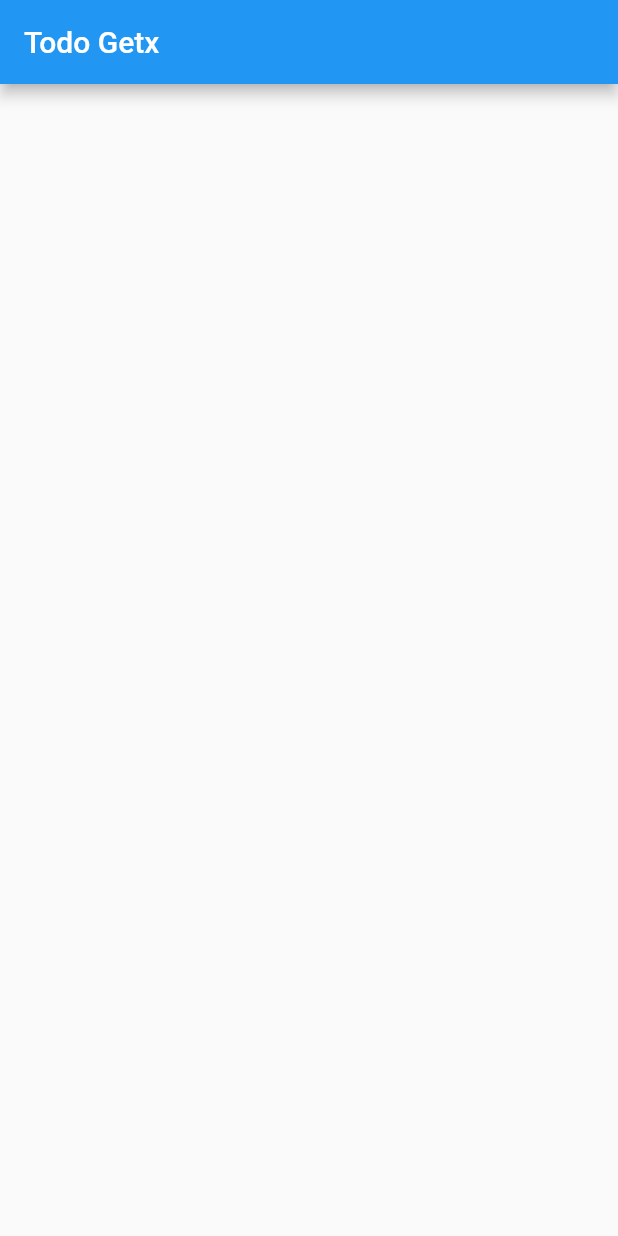
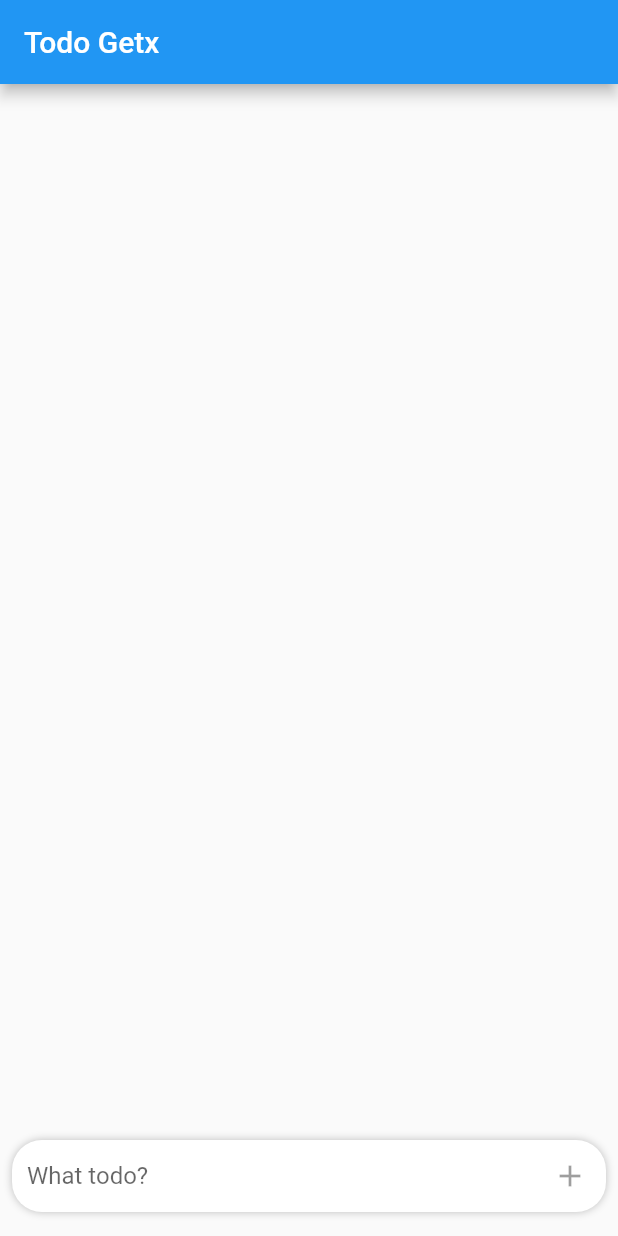
Before and after one commit to AliMaddahi99/todo_getx, a Flutter app: the screen it shows after launch, on a phone screen of 412 x 824 dp. Run offline on Flutter 3.47's test engine with Material 2 defaults, Android fonts, the phone set to English and light mode, and no system bars; our stand-ins replace get.

Commit message:
make AddTodoTextField without functionality of add button

```diff
--- a/lib/widgets/add_todo_text_field.dart
+++ b/lib/widgets/add_todo_text_field.dart
@@ -1,10 +1,52 @@
 import 'package:flutter/material.dart';
+import 'package:get/get.dart';
+import 'package:todo_getx/controllers/todo_controller.dart';
 
 class AddTodoTextField extends StatelessWidget {
-  const AddTodoTextField({Key? key}) : super(key: key);
+  AddTodoTextField({Key? key}) : super(key: key);
+
+  final TodoController _controller = Get.put(TodoController());
 
   @override
   Widget build(BuildContext context) {
-    return Container();
+    return Container(
+      margin: const EdgeInsets.symmetric(horizontal: 8.0, vertical: 16.0),
+      decoration: BoxDecoration(
+        color: Colors.white,
+        borderRadius: BorderRadius.circular(20.0),
+        boxShadow: [
+          BoxShadow(
+            color: Colors.grey.shade400,
+            blurRadius: 4.0,
+          ),
+        ],
+      ),
+      child: Obx(
+        () => Row(
+          children: [
+            Flexible(
+              child: Container(
+                margin: const EdgeInsets.only(left: 10.0),
+                child: TextField(
+                  decoration: const InputDecoration(
+                    border: InputBorder.none,
+                    hintText: "What todo?",
+                  ),
+                  controller: _controller.addTodoTextEditingController,
+                  onChanged: (text) {
+                    _controller.isTextFieldNotEmpty.value = text.isNotEmpty;
+                  },
+                ),
+              ),
+            ),
+            IconButton(
+              splashRadius: 1,
+              onPressed: _controller.isTextFieldNotEmpty.value ? () {} : null,
+              icon: const Icon(Icons.add),
+            ),
+          ],
+        ),
+      ),
+    );
   }
 }
```
